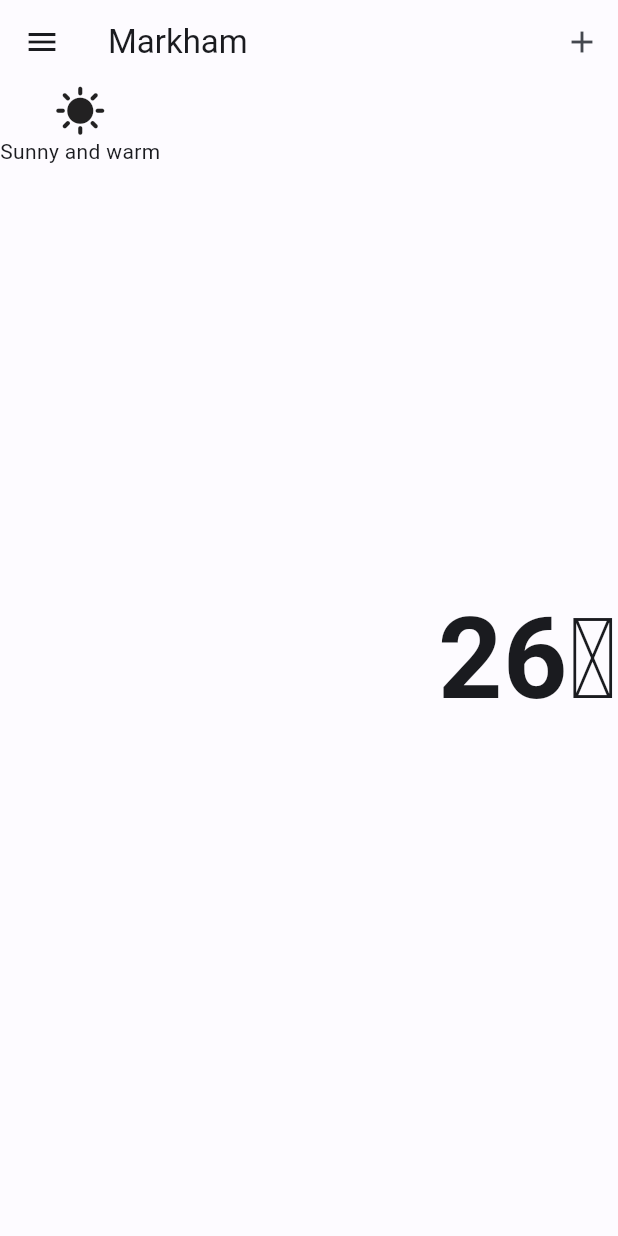
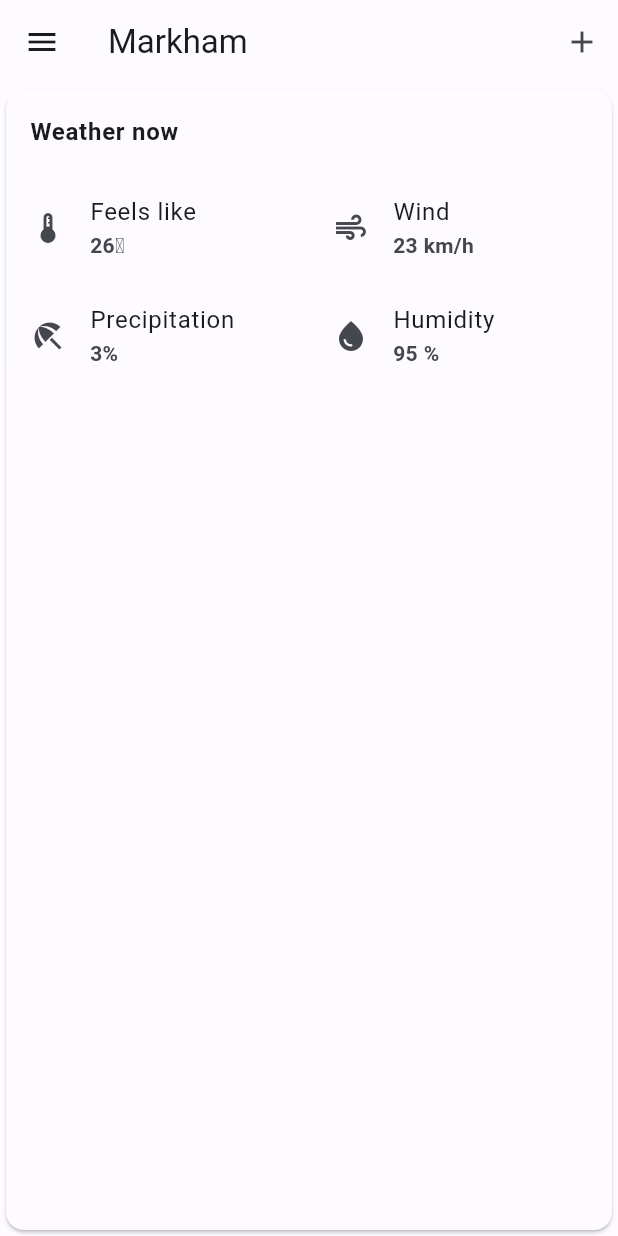
Before and after one commit to conrad-mo/weatherapp, a Flutter app: the screen it shows after launch, on a phone screen of 412 x 824 dp. Run offline on Flutter 3.47's test engine with Material 2 defaults, Android fonts, the light colour scheme and no system bars.

Commit message:
Frontend UI overhaul revamp

```diff
--- a/lib/components/weatherlabel.dart
+++ b/lib/components/weatherlabel.dart
@@ -10,44 +10,67 @@ class WeatherLabel extends StatefulWidget {
 class _WeatherLabelState extends State<WeatherLabel> {
   @override
   Widget build(BuildContext context) {
-    return Row(
-      mainAxisAlignment: MainAxisAlignment.start,
+    return const Center(
+      child: Card(
+        child: Column(
           children: <Widget>[
-        const Column(
-          mainAxisAlignment: MainAxisAlignment.start,
-          children: [
-            Icon(
-              Icons.sunny,
-              size: 35.0,
-              semanticLabel: 'Weather icon',
+            ListTile(
+              title: Text(
+                'Weather now',
+                style: TextStyle(fontWeight: FontWeight.bold),
               ),
-            Positioned(
-              bottom: 1,
-              child: Text('Sunny and warm'),
             ),
+            Row(
+              children: <Widget>[
+                Expanded(
+                  child: ListTile(
+                    leading: Icon(Icons.device_thermostat),
+                    title: Text('Feels like'),
+                    subtitle: Text(
+                      '26\u1d52',
+                      style: TextStyle(fontWeight: FontWeight.bold),
+                    ),
+                  ),
+                ),
+                Expanded(
+                  child: ListTile(
+                    leading: Icon(Icons.air),
+                    title: Text('Wind'),
+                    subtitle: Text(
+                      '23' ' km/h',
+                      style: TextStyle(fontWeight: FontWeight.bold),
+                    ),
+                  ),
+                )
               ],
             ),
-        const Spacer(),
-        const SizedBox(height: 20),
-        RichText(
-          text: TextSpan(
-            style: DefaultTextStyle.of(context).style,
-            children: const <TextSpan>[
-              TextSpan(
-                  text: '26',
-                  style:
-                      TextStyle(fontWeight: FontWeight.bold, fontSize: 75.0)),
-              TextSpan(
-                text: '\u1d52',
-                style: TextStyle(
-                  fontSize: 75.0,
-                  fontWeight: FontWeight.bold,
+            Row(
+              children: <Widget>[
+                Expanded(
+                  child: ListTile(
+                    leading: Icon(Icons.beach_access),
+                    title: Text('Precipitation'),
+                    subtitle: Text(
+                      '3' '%',
+                      style: TextStyle(fontWeight: FontWeight.bold),
                     ),
+                  ),
+                ),
+                Expanded(
+                  child: ListTile(
+                    leading: Icon(Icons.water_drop),
+                    title: Text('Humidity'),
+                    subtitle: Text(
+                      '95' ' %',
+                      style: TextStyle(fontWeight: FontWeight.bold),
+                    ),
+                  ),
+                )
+              ],
             ),
           ],
         ),
       ),
-      ],
     );
   }
 }
--- a/lib/weatherpage.dart
+++ b/lib/weatherpage.dart
@@ -16,6 +16,7 @@ class _WeatherHomeState extends State<WeatherHome> {
         alignment: Alignment.topCenter,
         //margin: EdgeInsets.all(24),
         child: const SafeArea(
+          //safearea protects app from notch
           child: wlabel.WeatherLabel(),
         ),
       ),
--- a/pubspec.yaml
+++ b/pubspec.yaml
@@ -20,7 +20,7 @@ dev_dependencies:
 flutter:
   uses-material-design: true
 
-flutter_icons:
+flutter_launcher_icons:
   android: "launcher_icon"
   ios: true
   remove_alpha_ios: true
```
Lines whose indentation alone changed are shown as unchanged.
